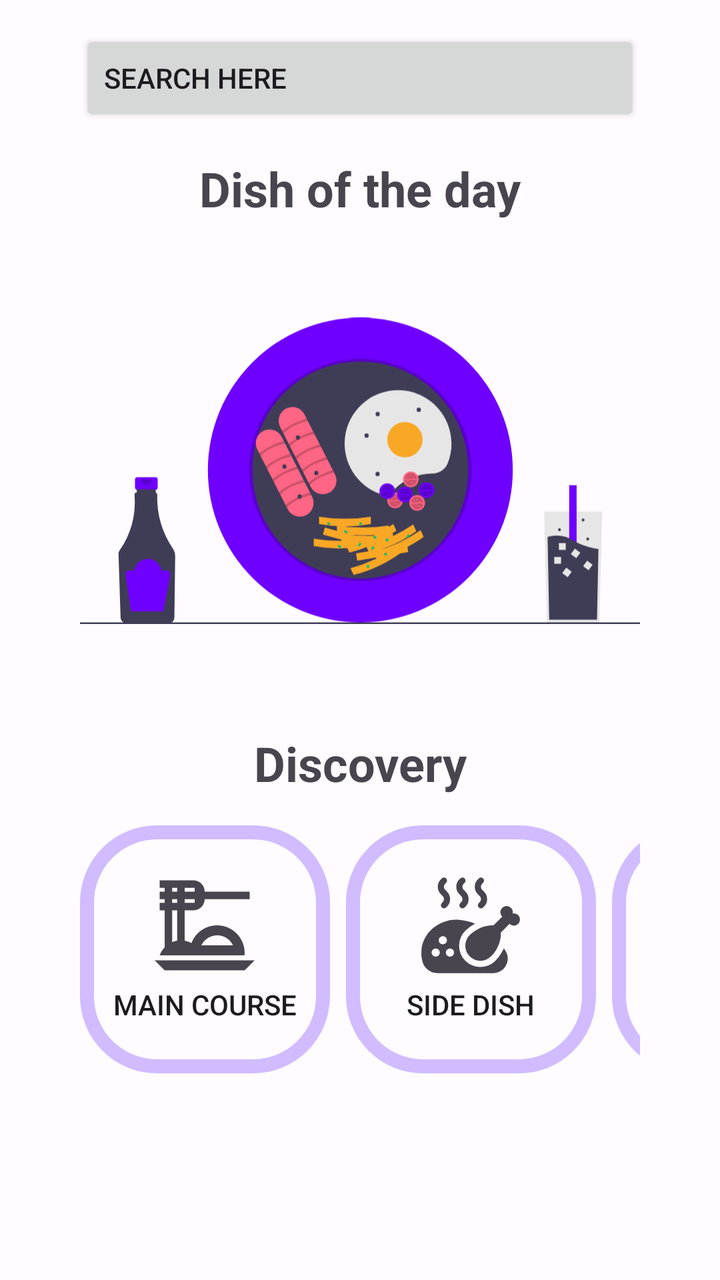
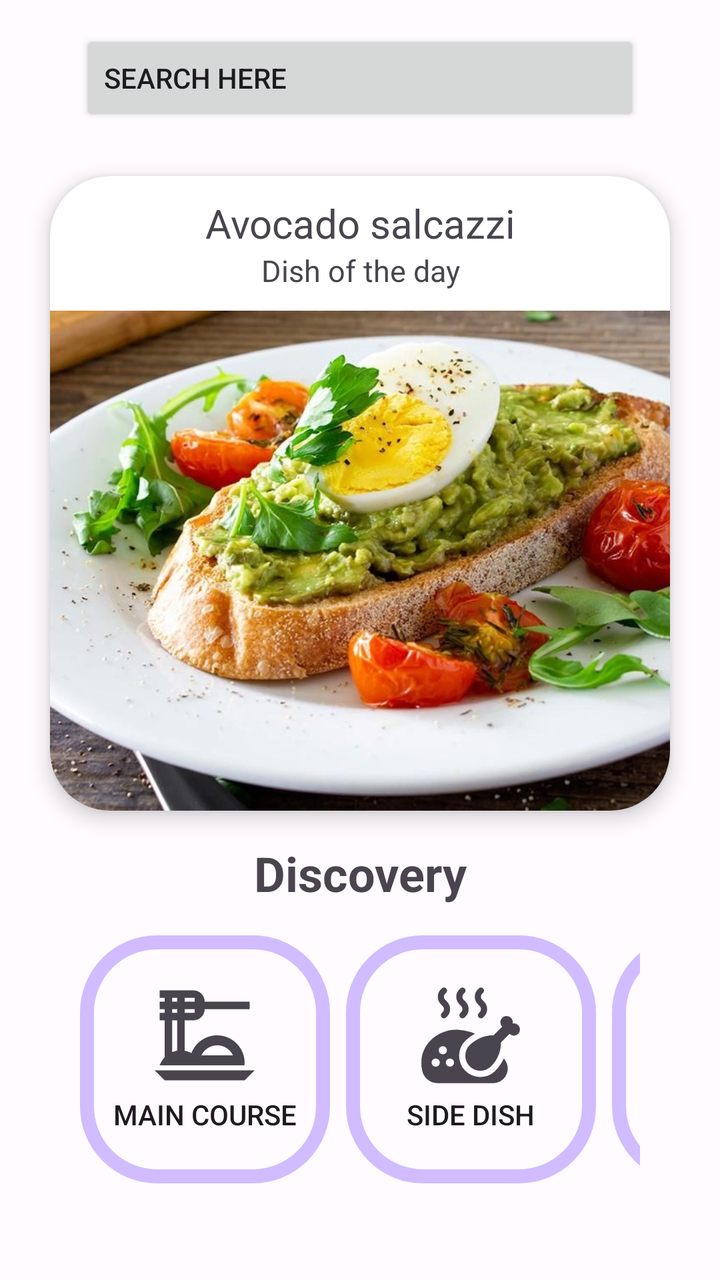

Screens rendered from an Android XML layout before and after an edit, with the pre-edit source and the edit as a unified diff.
<!-- AndroidManifest.xml: application theme Theme.Food_alchemy -->
<!-- res/layout/fragment_home.xml -->
<?xml version="1.0" encoding="utf-8"?>
<androidx.constraintlayout.widget.ConstraintLayout xmlns:android="http://schemas.android.com/apk/res/android"
    xmlns:app="http://schemas.android.com/apk/res-auto"
    xmlns:tools="http://schemas.android.com/tools"
    android:layout_width="match_parent"
    android:layout_height="match_parent"
    android:id="@+id/constraintLayout_esterno"
    tools:context=".ui.main.MainActivity">

    <androidx.core.widget.NestedScrollView
        android:layout_width="match_parent"
        android:layout_height="match_parent">

        <androidx.constraintlayout.widget.ConstraintLayout
            android:layout_width="match_parent"
            android:layout_height="match_parent">

        <Button
            android:id="@+id/search_button"
            android:layout_width="match_parent"
            android:layout_height="wrap_content"
            android:layout_marginTop="15dp"
            android:layout_marginBottom="15dp"
            android:layout_marginStart="40dp"
            android:layout_marginEnd="40dp"
            android:text="@string/search"
            android:textAlignment="textStart"
            app:icon="@drawable/baseline_search_24"
            app:layout_constraintEnd_toEndOf="parent"
            app:layout_constraintStart_toStartOf="parent"
            app:layout_constraintTop_toTopOf="parent"
            app:layout_constraintBottom_toTopOf="@id/text_intolerances" />
        <TextView
            android:id="@+id/text_intolerances"
            android:layout_width="wrap_content"
            android:layout_height="wrap_content"
            android:text="@string/dish_of_the_day"
            android:textSize="24sp"
            android:textStyle="bold"
            app:layout_constraintBottom_toTopOf="@id/imageView"
            app:layout_constraintEnd_toEndOf="parent"
            app:layout_constraintStart_toStartOf="parent"
            app:layout_constraintTop_toBottomOf="@id/search_button"/>

        <ImageView
            android:id="@+id/imageView"
            android:layout_width="0dp"
            android:layout_height="250dp"
            android:layout_marginStart="40dp"
            android:layout_marginEnd="40dp"
            android:src="@drawable/undraw_breakfast_psiw"
            app:contentDescription="@string/login_image"
            app:layout_constraintBottom_toTopOf="@+id/textView4"
            app:layout_constraintEnd_toEndOf="parent"
            app:layout_constraintStart_toStartOf="parent"
            app:layout_constraintTop_toBottomOf="@+id/text_intolerances" />

        <TextView
            android:id="@+id/textView4"
            android:layout_width="wrap_content"
            android:layout_height="wrap_content"
            android:layout_marginTop="5dp"
            android:text="@string/discovery"
            android:textSize="24sp"
            android:textStyle="bold"
            app:layout_constraintBottom_toTopOf="@id/scrollViewDiscover"
            app:layout_constraintEnd_toEndOf="parent"
            app:layout_constraintStart_toStartOf="parent"
            app:layout_constraintTop_toBottomOf="@id/imageView" />


        <HorizontalScrollView
            android:id="@+id/scrollViewDiscover"
            android:layout_width="0dp"
            android:layout_height="wrap_content"
            android:layout_marginTop="15dp"
            android:layout_marginBottom="15dp"
            android:layout_marginStart="40dp"
            android:layout_marginEnd="40dp"
            app:layout_constraintBottom_toTopOf="@id/recipesRecyclerView"
            app:layout_constraintEnd_toEndOf="parent"
            app:layout_constraintStart_toStartOf="parent"
            app:layout_constraintTop_toBottomOf="@id/textView4"
            android:scrollbars="none">

            <LinearLayout
                android:id="@+id/linearButton"
                android:layout_width="wrap_content"
                android:layout_height="wrap_content"
                android:orientation="horizontal">

                <android.widget.Button
                    android:id="@+id/bottone_main_course"
                    android:layout_width="125dp"
                    android:layout_height="match_parent"
                    android:layout_marginEnd="8dp"
                    android:background="@drawable/custom_button"
                    android:drawableTop="@drawable/dinner_dining_black_24dp"
                    android:drawableTint="?attr/colorControlNormal"
                    android:paddingTop="20dp"
                    android:paddingBottom="25dp"
                    android:text="@string/main_course"
                    android:enabled="true"/>


                <android.widget.Button
                    android:id="@+id/bottone_side_dish"
                    android:layout_width="125dp"
                    android:layout_height="match_parent"
                    android:layout_marginEnd="8dp"
                    android:background="@drawable/custom_button"
                    android:drawableTop="@drawable/side_dish_pollo"
                    android:drawableTint="?attr/colorControlNormal"
                    android:paddingTop="20dp"
                    android:paddingBottom="25dp"
                    android:text="@string/side_dish" />

                <android.widget.Button
                    android:id="@+id/bottone_dessert"
                    android:layout_width="125dp"
                    android:layout_height="match_parent"
                    android:layout_marginEnd="8dp"
                    android:background="@drawable/custom_button"
                    android:drawableTop="@drawable/food_cake_slice"
                    android:drawableTint="?attr/colorControlNormal"
                    android:paddingTop="20dp"
                    android:paddingBottom="25dp"
                    android:text="@string/dessert" />

                <android.widget.Button
                    android:id="@+id/bottone_appetizer"
                    android:layout_width="125dp"
                    android:layout_height="match_parent"
                    android:layout_marginEnd="8dp"
                    android:background="@drawable/custom_button"
                    android:drawableTop="@drawable/appetizer"
                    android:drawableTint="?attr/colorControlNormal"
                    android:paddingTop="20dp"
                    android:paddingBottom="25dp"
                    android:text="@string/appetizer" />

            </LinearLayout>

        </HorizontalScrollView>

        <androidx.recyclerview.widget.RecyclerView
            android:id="@+id/recipesRecyclerView"
            android:layout_width="match_parent"
            android:layout_height="wrap_content"
            app:layout_constraintBottom_toBottomOf="parent"
            app:layout_constraintEnd_toEndOf="parent"
            app:layout_constraintStart_toStartOf="parent"
            app:layout_constraintTop_toBottomOf="@id/scrollViewDiscover" />

        </androidx.constraintlayout.widget.ConstraintLayout>
    </androidx.core.widget.NestedScrollView>

</androidx.constraintlayout.widget.ConstraintLayout>
<!-- resources referenced by this layout -->
<resources>
  <!-- drawable baseline_search_24 (drawable) -->
  <vector android:autoMirrored="true" android:height="24dp"
      android:tint="#000000" android:viewportHeight="24"
      android:viewportWidth="24" android:width="24dp" xmlns:android="http://schemas.android.com/apk/res/android">
      <path android:fillColor="@android:color/black" android:pathData="M15.5,14h-0.79l-0.28,-0.27C15.41,12.59 16,11.11 16,9.5 16,5.91 13.09,3 9.5,3S3,5.91 3,9.5 5.91,16 9.5,16c1.61,0 3.09,-0.59 4.23,-1.57l0.27,0.28v0.79l5,4.99L20.49,19l-4.99,-5zM9.5,14C7.01,14 5,11.99 5,9.5S7.01,5 9.5,5 14,7.01 14,9.5 11.99,14 9.5,14z"/>
  </vector>
  <!-- drawable custom_button (drawable) -->
  <?xml version="1.0" encoding="utf-8"?>
  <selector xmlns:android="http://schemas.android.com/apk/res/android">
      <item>
      <shape xmlns:android="http://schemas.android.com/apk/res/android" android:shape="rectangle">
  
          <stroke android:color="@color/md_theme_dark_primary"
              android:width="7dp"/>
          <corners android:radius="35dp"/>
      </shape>
      </item>
  </selector>
  <!-- drawable undraw_breakfast_psiw: vector/xml drawable (drawable, 16887 chars, omitted) -->
  <string name="appetizer">Appetizer</string>
  <string name="dessert">Dessert</string>
  <string name="discovery">Discovery</string>
  <string name="dish_of_the_day">Dish of the day</string>
  <string name="login_image">Login Image</string>
  <string name="main_course">Main Course</string>
  <string name="search">Search Here</string>
  <string name="side_dish">Side Dish</string>
  <style name="Theme.Food_alchemy" parent="Base.Theme.Food_alchemy" />
  <color name="md_theme_dark_primary">#D0BCFF</color>
  <color name="md_theme_light_primary">#7214FF</color>
  <color name="md_theme_light_onPrimary">#FFFFFF</color>
  <color name="md_theme_light_primaryContainer">#E9DDFF</color>
  <color name="md_theme_light_onPrimaryContainer">#23005C</color>
  <color name="md_theme_light_secondary">#625B70</color>
  <color name="md_theme_light_onSecondary">#FFFFFF</color>
  <color name="md_theme_light_secondaryContainer">#E8DEF8</color>
  <color name="md_theme_light_onSecondaryContainer">#1E192B</color>
  <color name="md_theme_light_tertiary">#7E525F</color>
  <color name="md_theme_light_onTertiary">#FFFFFF</color>
  <color name="md_theme_light_tertiaryContainer">#FFD9E2</color>
  <color name="md_theme_light_onTertiaryContainer">#31101C</color>
  <color name="md_theme_light_error">#BA1A1A</color>
  <color name="md_theme_light_onError">#FFFFFF</color>
  <color name="md_theme_light_errorContainer">#FFDAD6</color>
  <color name="md_theme_light_onErrorContainer">#410002</color>
  <color name="md_theme_light_outline">#7A757F</color>
  <color name="md_theme_light_background">#FFFBFF</color>
  <color name="md_theme_light_onBackground">#1C1B1E</color>
  <color name="md_theme_light_surface">#FDF8FD</color>
  <color name="md_theme_light_onSurface">#1C1B1E</color>
  <color name="md_theme_light_surfaceVariant">#E7E0EB</color>
  <color name="md_theme_light_onSurfaceVariant">#49454E</color>
  <color name="md_theme_light_inverseSurface">#323033</color>
  <color name="md_theme_light_inverseOnSurface">#F5EFF4</color>
  <color name="md_theme_light_inversePrimary">#D0BCFF</color>
  <!-- unchanged entries left out for length: 5 -->
</resources>

<!-- the commit's change to res/layout/fragment_home.xml (unified diff, before → after) -->
@@ -29,31 +29,67 @@
             app:layout_constraintEnd_toEndOf="parent"
             app:layout_constraintStart_toStartOf="parent"
             app:layout_constraintTop_toTopOf="parent"
-            app:layout_constraintBottom_toTopOf="@id/text_intolerances" />
-        <TextView
-            android:id="@+id/text_intolerances"
-            android:layout_width="wrap_content"
+            app:layout_constraintBottom_toTopOf="@id/recipe_of_the_day" />
+
+        <androidx.cardview.widget.CardView
+            android:id="@+id/recipe_of_the_day"
+            android:layout_width="match_parent"
             android:layout_height="wrap_content"
-            android:text="@string/dish_of_the_day"
-            android:textSize="24sp"
-            android:textStyle="bold"
-            app:layout_constraintBottom_toTopOf="@id/imageView"
-            app:layout_constraintEnd_toEndOf="parent"
-            app:layout_constraintStart_toStartOf="parent"
-            app:layout_constraintTop_toBottomOf="@id/search_button"/>
+            app:layout_constraintTop_toBottomOf="@id/search_button"
+            app:layout_constraintBottom_toTopOf="@id/textView4"
+            android:layout_marginStart="25dp"
+            android:layout_marginEnd="25dp"
+            android:layout_marginTop="10dp"
+            android:layout_marginBottom="10dp"
+            app:cardCornerRadius="30dp"
+            app:cardElevation="6dp">
 
-        <ImageView
-            android:id="@+id/imageView"
-            android:layout_width="0dp"
-            android:layout_height="250dp"
-            android:layout_marginStart="40dp"
-            android:layout_marginEnd="40dp"
-            android:src="@drawable/undraw_breakfast_psiw"
-            app:contentDescription="@string/login_image"
-            app:layout_constraintBottom_toTopOf="@+id/textView4"
-            app:layout_constraintEnd_toEndOf="parent"
-            app:layout_constraintStart_toStartOf="parent"
-            app:layout_constraintTop_toBottomOf="@+id/text_intolerances" />
+            <androidx.constraintlayout.widget.ConstraintLayout
+                android:layout_width="match_parent"
+                android:layout_height="wrap_content">
+
+                <TextView
+                    android:id="@+id/day_title"
+                    android:layout_width="match_parent"
+                    android:layout_height="wrap_content"
+                    android:text="Avocado salcazzi"
+                    android:layout_marginTop="10dp"
+                    android:textAlignment="center"
+                    android:textSize="20dp"
+                    app:layout_constraintStart_toStartOf="parent"
+                    app:layout_constraintEnd_toEndOf="parent"
+                    app:layout_constraintTop_toTopOf="parent"
+                    app:layout_constraintBottom_toTopOf="@id/description"/>
+
+                    <TextView
+                        android:id="@+id/description"
+                        android:layout_width="match_parent"
+                        android:layout_height="wrap_content"
+                        android:text="@string/dish_of_the_day"
+                        android:textAlignment="center"
+                        android:textSize="15dp"
+                        app:layout_constraintStart_toStartOf="parent"
+                        app:layout_constraintEnd_toEndOf="parent"
+                        app:layout_constraintTop_toBottomOf="@id/day_title"
+                        app:layout_constraintBottom_toTopOf="@id/day_image"/>
+
+                <ImageView
+                    android:id="@+id/day_image"
+                    android:layout_width="match_parent"
+                    android:layout_height="250dp"
+                    android:layout_marginTop="10dp"
+                    app:srcCompat="@drawable/avocado"
+                    android:scaleType="centerCrop"
+                    app:layout_constraintEnd_toEndOf="parent"
+                    app:layout_constraintStart_toStartOf="parent"
+                    app:layout_constraintTop_toBottomOf="@id/description"
+                     />
+
+            </androidx.constraintlayout.widget.ConstraintLayout>
+
+
+
+        </androidx.cardview.widget.CardView>
 
         <TextView
             android:id="@+id/textView4"
@@ -66,7 +102,7 @@
             app:layout_constraintBottom_toTopOf="@id/scrollViewDiscover"
             app:layout_constraintEnd_toEndOf="parent"
             app:layout_constraintStart_toStartOf="parent"
-            app:layout_constraintTop_toBottomOf="@id/imageView" />
+            app:layout_constraintTop_toBottomOf="@id/recipe_of_the_day" />
 
 
         <HorizontalScrollView
<!-- resource entries referenced after the edit -->
@@ -1,5 +1,6 @@
 <!-- resources referenced by this layout -->
 <resources>
+  <!-- drawable avocado: webp bitmap (drawable, 283846 bytes) -->
   <!-- drawable baseline_search_24 (drawable) -->
   <vector android:autoMirrored="true" android:height="24dp"
       android:tint="#000000" android:viewportHeight="24"
@@ -18,12 +19,10 @@
       </shape>
       </item>
   </selector>
-  <!-- drawable undraw_breakfast_psiw: vector/xml drawable (drawable, 16887 chars, omitted) -->
   <string name="appetizer">Appetizer</string>
   <string name="dessert">Dessert</string>
   <string name="discovery">Discovery</string>
   <string name="dish_of_the_day">Dish of the day</string>
-  <string name="login_image">Login Image</string>
   <string name="main_course">Main Course</string>
   <string name="search">Search Here</string>
   <string name="side_dish">Side Dish</string>
